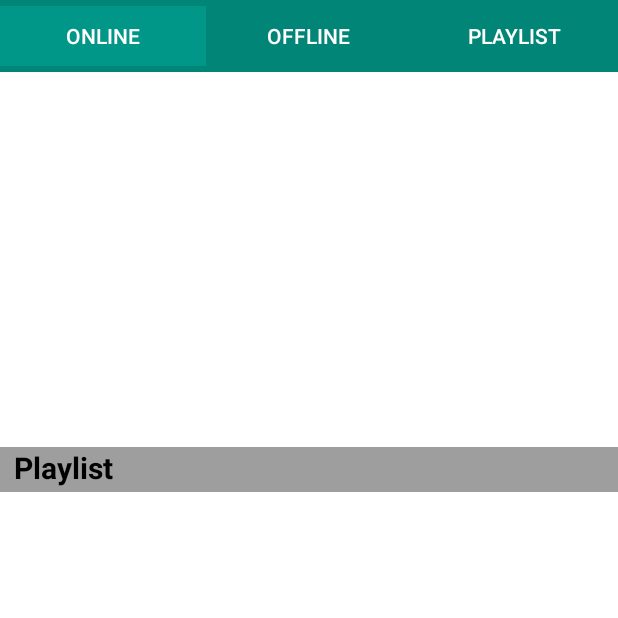
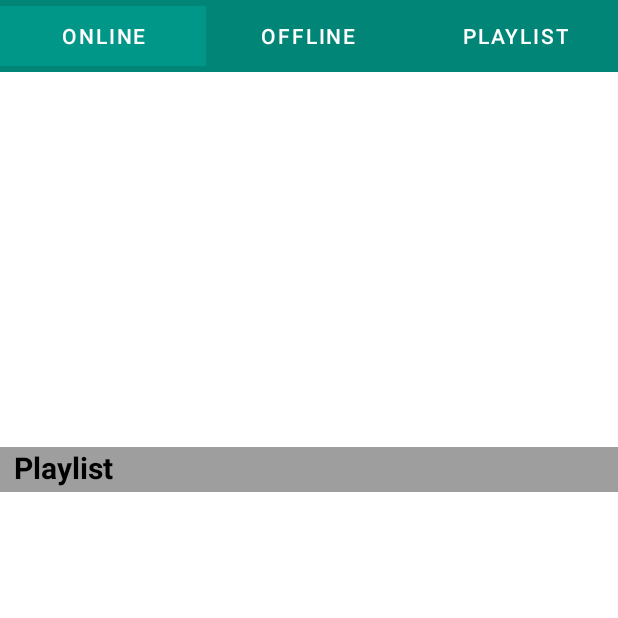
Before and after one commit to relaxday123/Music_player, an Android app: the screen it shows after launch (MainActivity), on a phone screen of 412 x 824 dp, the top half of it. Run offline under Robolectric (Android 15) with nearby library versions, the light colour scheme and no system bars; libraries missing offline, so code that uses them is left out: me.relex.circleindicator; plain views replace CircleIndicator; pictures from the network do not load; 2 statements that could not run were skipped.

Commit message:
Revert "Update themes.xml"
This reverts commit dadb02ee26e8a95f86233639acb44679f7c552c7.

```diff
--- a/app/src/main/res/values/themes.xml
+++ b/app/src/main/res/values/themes.xml
@@ -1,6 +1,6 @@
 <resources xmlns:tools="http://schemas.android.com/tools">
     <!-- Base application theme. -->
-    <style name="Theme.Music_player" parent="Theme.AppCompat.DayNight.DarkActionBar">
+    <style name="Theme.Music_player" parent="Theme.MaterialComponents.DayNight.DarkActionBar">
         <!-- Primary brand color. -->
         <item name="windowActionBar">false</item>
         <item name="windowNoTitle">true</item>
```
